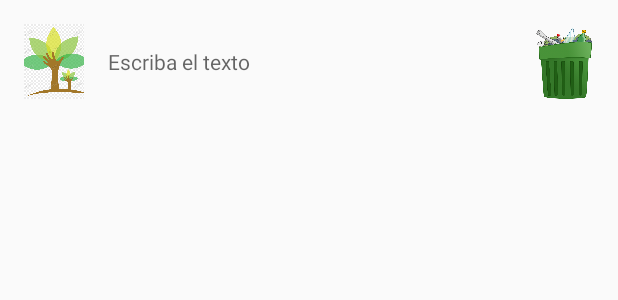
After one commit to imJull/formulario, an Android app: the layout item.xml on its own in the app's theme, with its tools: preview values and no code run, on a phone screen of 412 x 824 dp. The commit adds this screen. Shown: the top 300 px of the screen. Run offline under Robolectric (Android 15) with nearby library versions, the phone set to English and light mode, and no system bars.

Commit message:
Clase 21/3/019 - Se agregaron botones y la funcion eliminar

```diff
--- /dev/null
+++ b/app/src/main/res/layout/item.xml
@@ -0,0 +1,39 @@
+<?xml version="1.0" encoding="utf-8"?>
+<LinearLayout xmlns:android="http://schemas.android.com/apk/res/android"
+    xmlns:tools="http://schemas.android.com/tools"
+    android:orientation="horizontal" android:layout_width="match_parent"
+    android:layout_height="wrap_content"
+    android:padding="@dimen/fab_margin">
+
+    <ImageView
+        android:layout_width="@dimen/imagen"
+        android:layout_height="@dimen/imagen"
+        android:src="@drawable/Arbolito"
+        android:id="@+id/update"
+        android:layout_weight="0.1"
+        android:scaleType="centerCrop"
+        android:layout_marginEnd="@dimen/fab_margin"/>
+
+
+
+    <TextView
+
+        android:layout_width="match_parent"
+        android:layout_height="wrap_content"
+        android:hint="@string/Txt"
+        android:layout_weight="0.9"
+        android:layout_gravity="center"
+        android:id="@+id/texto"/>
+
+
+    <ImageView
+        android:layout_width="@dimen/imagen"
+        android:layout_height="@dimen/imagen"
+        android:layout_weight="0.1"
+        android:src="@drawable/basurerito"
+        android:scaleType="centerCrop"
+        android:id="@+id/delete"
+        />
+
+
+</LinearLayout>
--- a/app/src/main/res/values/dimens.xml
+++ b/app/src/main/res/values/dimens.xml
@@ -1,3 +1,6 @@
 <resources>
     <dimen name="fab_margin">16dp</dimen>
+    <dimen name="fab_margin2">30dp</dimen>
+    <dimen name="imagen">50dp</dimen>
+
 </resources>
--- a/app/src/main/res/values/strings.xml
+++ b/app/src/main/res/values/strings.xml
@@ -5,4 +5,5 @@
     <string name="fecha_siembra">Fecha de Siembra</string>
     <string name="ultimo_chequeo">Fecha chequeo</string>
     <string name="encargado">Nombre del Encargado</string>
+    <string name="Txt">Escriba el texto</string>
 </resources>
```
Also changed, not shown: app/src/main/java/unadeca/net/basedatos/activities/CustomAdapter.java (added, +167 -0 lines), app/src/main/java/unadeca/net/basedatos/activities/MainActivity.java (+19 -2 lines), app/src/main/res/anim/down_from_top.xml (added, +8 -0 lines), app/src/main/res/anim/up_from_bottom.xml (added, +8 -0 lines), app/src/main/res/drawable/ic_delete_black_24dp.xml (added, +9 -0 lines), app/src/main/res/drawable/ic_update_black_24dp.xml (added, +9 -0 lines), app/src/main/res/drawable-nodpi/Arbolito.png (added), app/src/main/res/drawable-nodpi/basurerito.png (added).
